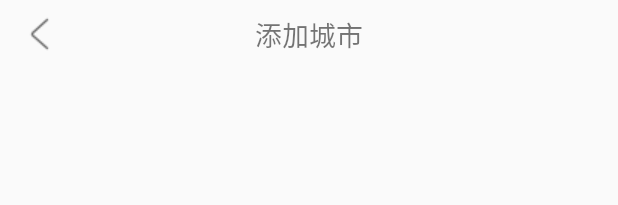
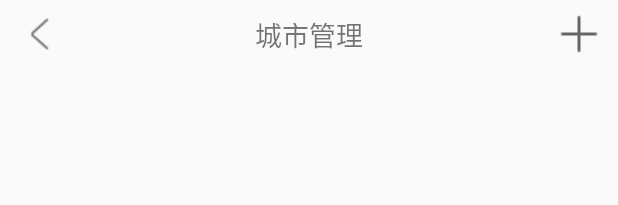
Before and after one commit to pengxianhong/WeatherPlus, an Android app: the layout include_title.xml on its own in the app's theme, with its tools: preview values and no code run, on a phone screen of 412 x 824 dp. Shown: the top 205 px of the screen. Run offline under Robolectric (Android 15) with nearby library versions, the phone set to English and light mode, and no system bars.

Commit message:
逻辑修改 7/11

```diff
--- a/app/src/main/java/com/pengxh/app/weatherplus/ui/MainActivity.java
+++ b/app/src/main/java/com/pengxh/app/weatherplus/ui/MainActivity.java
@@ -229,7 +229,7 @@ public class MainActivity extends BaseNormalActivity implements IWeatherView, On
     private void bindDailyData(List<NetWeatherBean.ResultBeanX.ResultBean.DailyBean> dailyBeanList) {
         WeeklyRecyclerViewAdapter adapter = new WeeklyRecyclerViewAdapter(this, dailyBeanList);
         LinearLayoutManager layoutManager = new LinearLayoutManager(this);
-        layoutManager.setOrientation(LinearLayoutManager.VERTICAL);// 横向滚动
+        layoutManager.setOrientation(LinearLayoutManager.VERTICAL);
         mRecyclerViewWeekly.setLayoutManager(layoutManager);
         mRecyclerViewWeekly.setAdapter(adapter);
     }
@@ -274,9 +274,6 @@ public class MainActivity extends BaseNormalActivity implements IWeatherView, On
     public void onClick(View v) {
         switch (v.getId()) {
             case R.id.mImageView_realtime_add:
-//                Intent intent = new Intent(this, SelectCityActivity.class);
-//                intent.putExtra("district", OtherUtil.getValue(this, "district"));
-//                startActivity(intent);
                 startActivity(new Intent(this, CityListActivity.class));
                 break;
             default:
--- a/app/src/main/java/com/pengxh/app/weatherplus/ui/SelectCityActivity.java
+++ b/app/src/main/java/com/pengxh/app/weatherplus/ui/SelectCityActivity.java
@@ -49,6 +49,8 @@ public class SelectCityActivity extends BaseNormalActivity implements View.OnCli
     AutoCompleteTextView mAutoCompleteTextView;
     @BindView(R.id.mRecyclerView_hot_city)
     RecyclerView mRecyclerViewHotCity;
+    @BindView(R.id.mImageView_title_add)
+    ImageView mImageView_title_add;
 
     private HotCityAdapter hotCityAdapter;
     private AlertView alertView;
@@ -61,6 +63,7 @@ public class SelectCityActivity extends BaseNormalActivity implements View.OnCli
 
     @Override
     public void init() {
+        mImageView_title_add.setVisibility(View.INVISIBLE);
         String district = getIntent().getStringExtra("district");
         Log.d(TAG, "定位点: " + district);
         if (!TextUtils.isEmpty(district)) {
--- a/app/src/main/res/layout/activity_citylist.xml
+++ b/app/src/main/res/layout/activity_citylist.xml
@@ -3,6 +3,8 @@
     android:layout_width="match_parent"
     android:layout_height="match_parent"
     android:orientation="vertical">
+
+    <include layout="@layout/include_title" />
 
     <android.support.v7.widget.RecyclerView
         android:id="@+id/mRecyclerViewCityList"
--- a/app/src/main/res/layout/include_title.xml
+++ b/app/src/main/res/layout/include_title.xml
@@ -5,14 +5,6 @@
     android:orientation="vertical"
     android:paddingEnd="10dp"
     android:paddingStart="10dp">
-
-    <TextView
-        android:layout_width="wrap_content"
-        android:layout_height="wrap_content"
-        android:layout_centerInParent="true"
-        android:gravity="center"
-        android:text="添加城市"
-        android:textSize="18sp" />
 
     <ImageView
         android:id="@+id/mImageView_title_back"
@@ -22,4 +14,20 @@
         android:layout_centerInParent="true"
         android:background="@drawable/back" />
 
+    <TextView
+        android:layout_width="wrap_content"
+        android:layout_height="wrap_content"
+        android:layout_centerInParent="true"
+        android:gravity="center"
+        android:text="城市管理"
+        android:textSize="18sp" />
+
+    <ImageView
+        android:id="@+id/mImageView_title_add"
+        android:layout_width="wrap_content"
+        android:layout_height="wrap_content"
+        android:layout_alignParentEnd="true"
+        android:layout_centerInParent="true"
+        android:background="@drawable/add_gray" />
+
 </RelativeLayout>
--- a/app/src/main/res/layout/item_weekly_recyclerview.xml
+++ b/app/src/main/res/layout/item_weekly_recyclerview.xml
@@ -39,7 +39,7 @@
         android:layout_height="wrap_content"
         android:layout_alignParentEnd="true"
         android:gravity="center_vertical"
-        android:textColor="#fff"
+        android:textColor="#ddd"
         android:textSize="18sp" />
 
 </RelativeLayout>
```
Also changed, not shown: app/src/main/java/com/pengxh/app/weatherplus/ui/CityListActivity.java (+35 -1 lines), app/src/main/res/drawable/add_gray.png (added).
